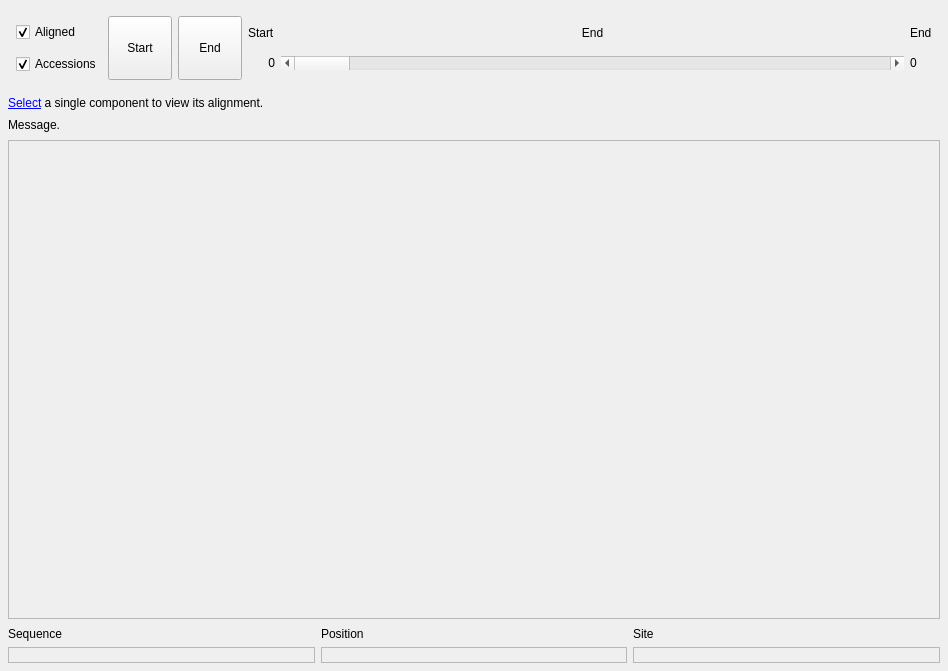
This is groot_gui/forms/designer/frm_alignment_designer.ui in JMcInerneyLab/groot as Qt 5 draws it before an edit. The edited form follows.
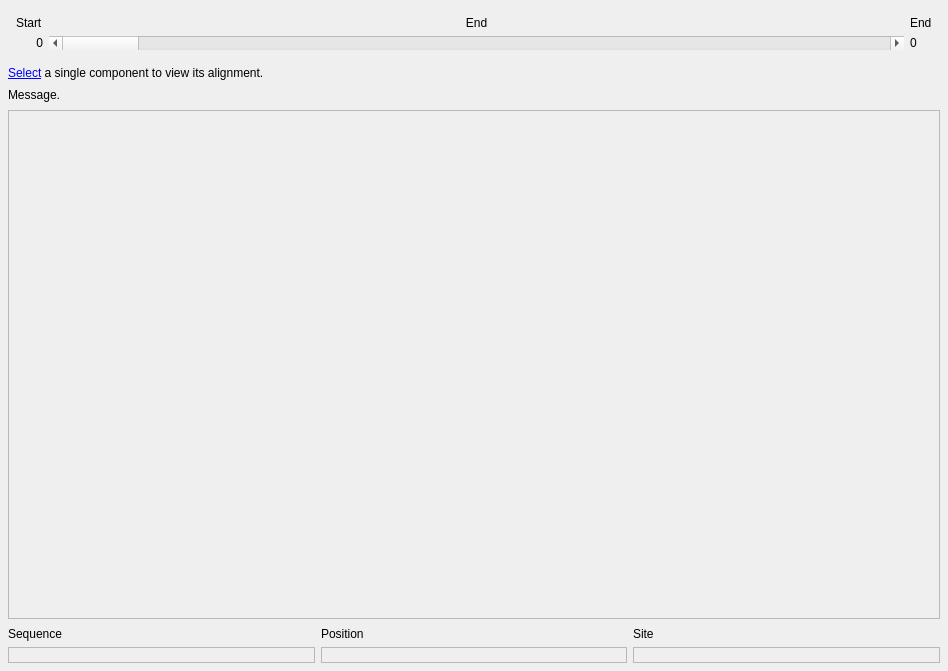
This is the edited form. Icons and pictures are not drawn.

What changed in the file:
```diff
--- a/groot_gui/forms/designer/frm_alignment_designer.ui
+++ b/groot_gui/forms/designer/frm_alignment_designer.ui
@@ -44,100 +44,6 @@
       <property name="bottomMargin">
        <number>8</number>
       </property>
-      <item>
-       <layout class="QGridLayout" name="gridLayout_3">
-        <item row="0" column="0">
-         <widget class="QCheckBox" name="CHK_ALIGNED">
-          <property name="text">
-           <string>Aligned</string>
-          </property>
-          <property name="checked">
-           <bool>true</bool>
-          </property>
-          <property name="tristate">
-           <bool>true</bool>
-          </property>
-         </widget>
-        </item>
-        <item row="1" column="0">
-         <widget class="QCheckBox" name="CHK_ACCESSIONS">
-          <property name="text">
-           <string>Accessions</string>
-          </property>
-          <property name="checked">
-           <bool>true</bool>
-          </property>
-          <property name="tristate">
-           <bool>true</bool>
-          </property>
-         </widget>
-        </item>
-       </layout>
-      </item>
-      <item>
-       <widget class="QToolButton" name="BTN_START">
-        <property name="minimumSize">
-         <size>
-          <width>64</width>
-          <height>64</height>
-         </size>
-        </property>
-        <property name="maximumSize">
-         <size>
-          <width>64</width>
-          <height>64</height>
-         </size>
-        </property>
-        <property name="text">
-         <string>Start</string>
-        </property>
-        <property name="icon">
-         <iconset resource="../../../../../../intermake/intermake_qt/forms/designer/resource_files/resources.qrc">
-          <normaloff>:/intermake/previous.svg</normaloff>:/intermake/previous.svg</iconset>
-        </property>
-        <property name="iconSize">
-         <size>
-          <width>32</width>
-          <height>32</height>
-         </size>
-        </property>
-        <property name="toolButtonStyle">
-         <enum>Qt::ToolButtonTextUnderIcon</enum>
-        </property>
-       </widget>
-      </item>
-      <item>
-       <widget class="QToolButton" name="BTN_END">
-        <property name="minimumSize">
-         <size>
-          <width>64</width>
-          <height>64</height>
-         </size>
-        </property>
-        <property name="maximumSize">
-         <size>
-          <width>64</width>
-          <height>64</height>
-         </size>
-        </property>
-        <property name="text">
-         <string>End</string>
-        </property>
-        <property name="icon">
-         <iconset resource="../../../../../../intermake/intermake_qt/forms/designer/resource_files/resources.qrc">
-          <normaloff>:/intermake/next.svg</normaloff>:/intermake/next.svg</iconset>
-        </property>
-        <property name="iconSize">
-         <size>
-          <width>32</width>
-          <height>32</height>
-         </size>
-        </property>
-        <property name="toolButtonStyle">
-         <enum>Qt::ToolButtonTextUnderIcon</enum>
-        </property>
-       </widget>
-      </item>
       <item>
        <layout class="QGridLayout" name="gridLayout_2">
         <item row="1" column="0">
@@ -251,7 +157,7 @@
         <x>0</x>
         <y>0</y>
         <width>930</width>
-        <height>467</height>
+        <height>487</height>
        </rect>
       </property>
       <layout class="QGridLayout" name="GRID_MAIN">
```
Left out of the diff: 2 changed lines with no effect on the pictures.
